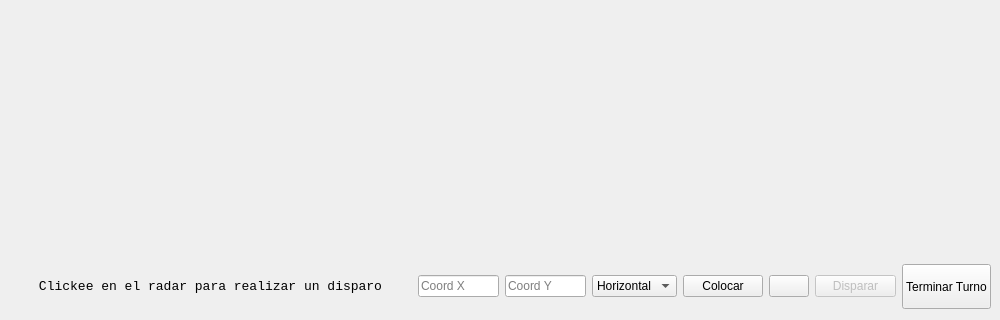
The window that batalla_naval_poo/mainwindow.ui (Fede-T/TP3_POO) describes before a commit, drawn with Qt 5; both pictures show x 0 to 1000 and y 242 to 562 of the 1000 by 562 pixel window.
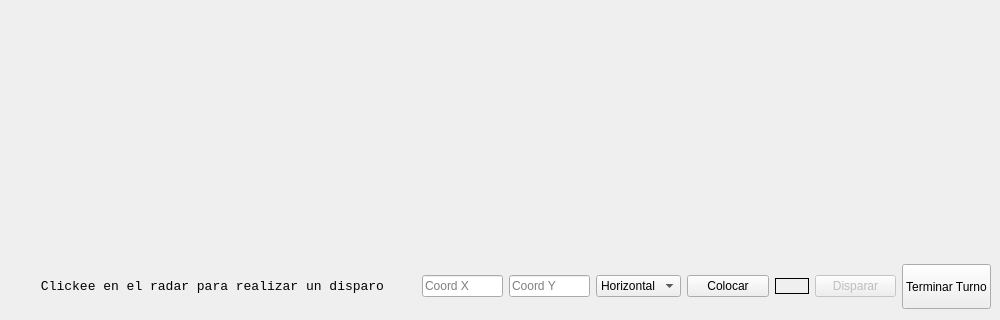
The same window after the commit. Icons and pictures are not drawn.

Patch:
```diff
--- a/batalla_naval_poo/mainwindow.ui
+++ b/batalla_naval_poo/mainwindow.ui
@@ -299,7 +299,8 @@
          </sizepolicy>
         </property>
         <property name="styleSheet">
-         <string notr="true">image: url(:/sprites/random_icon.png);</string>
+         <string notr="true">image: url(:/sprites/random_icon.png);
+border:1px solid black</string>
         </property>
         <property name="text">
          <string/>
```
